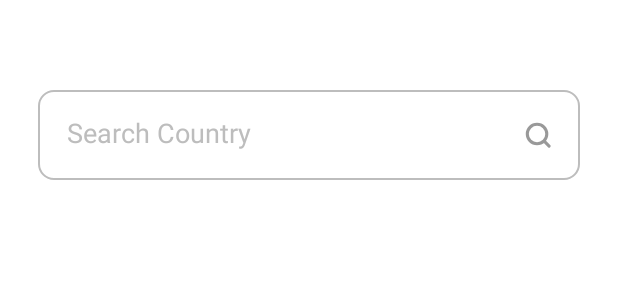
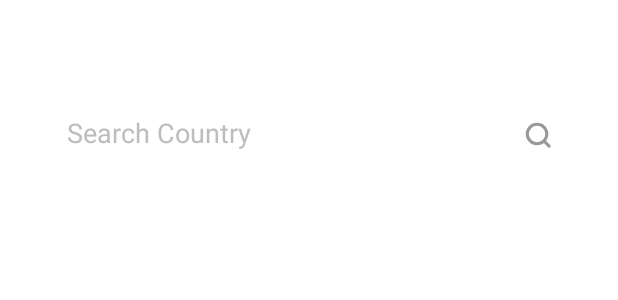
Before and after one commit to dev-iderize/countrycodepicker, an Android app: the layout dialog_countrypicker.xml on its own in the app's theme, with its tools: preview values and no code run, on a phone screen of 412 x 824 dp. Shown: the top 300 px of the screen. Run offline under Robolectric (Android 15) with nearby library versions, the phone set to English and light mode, and no system bars.

```diff
--- a/techjayscountrycodepicker/src/main/java/com/techjays/techjayscountrycodepicker/app/dialog/CountryPickerDialog.kt
+++ b/techjayscountrycodepicker/src/main/java/com/techjays/techjayscountrycodepicker/app/dialog/CountryPickerDialog.kt
@@ -57,7 +57,7 @@ class CountryPickerDialog : BottomSheetDialogFragment() {
     }
 
     override fun getTheme(): Int {
-        return R.style.BottomSheetDialog
+        return R.style.FullScreenDialog
     }
 
     @SuppressLint("MissingSuperCall")
--- a/techjayscountrycodepicker/src/main/res/drawable/bg_border_white.xml
+++ b/techjayscountrycodepicker/src/main/res/drawable/bg_border_white.xml
@@ -1,6 +1,8 @@
 <shape xmlns:android="http://schemas.android.com/apk/res/android"
     android:shape="rectangle">
-    <corners android:radius="10dp" />
+    <corners
+        android:topLeftRadius="30dp"
+        android:topRightRadius="30dp" />
     <stroke
         android:width="1dp"
         android:color="@color/app_white" />
--- a/techjayscountrycodepicker/src/main/res/layout/dialog_countrypicker.xml
+++ b/techjayscountrycodepicker/src/main/res/layout/dialog_countrypicker.xml
@@ -4,9 +4,11 @@
     xmlns:tools="http://schemas.android.com/tools">
 
     <data>
+
         <variable
             name="CountryData"
             type="com.techjays.techjayscountrycodepicker.app.models.CountryCode" />
+
         <variable
             name="handler"
             type="com.techjays.techjayscountrycodepicker.app.handler.CountryPickerDialogHandler" />
@@ -16,26 +18,27 @@
         android:id="@+id/main_layout"
         android:layout_width="match_parent"
         android:layout_height="match_parent"
+        android:layout_marginVertical="10dp"
         android:background="@drawable/bg_border_white"
-        android:layout_marginVertical="10dp"
         android:orientation="vertical">
-    <LinearLayout
+
+        <androidx.cardview.widget.CardView
             android:id="@+id/search"
             android:layout_width="match_parent"
             android:layout_height="60dp"
+            android:layout_marginHorizontal="25dp"
+            android:layout_marginTop="50dp"
             android:layout_marginBottom="30dp"
-        android:layout_marginHorizontal="25dp"
-        android:background="@drawable/bg_search"
-        android:layout_marginTop="50dp"
             android:focusableInTouchMode="true"
-        android:orientation="horizontal">
+            app:cardCornerRadius="10dp"
+            app:cardElevation="2dp">
+
             <LinearLayout
-            android:layout_width="0dp"
+                android:layout_width="match_parent"
                 android:layout_height="wrap_content"
                 android:layout_marginHorizontal="7.5dp"
                 android:layout_marginVertical="7.5dp"
                 android:layout_weight="1"
-            android:elevation="5dp"
                 android:orientation="horizontal">
 
                 <EditText
@@ -51,29 +54,16 @@
                     android:padding="12dp"
                     android:singleLine="true"
                     android:textColorHint="@color/app_gray"
-
                     tools:ignore="NestedWeights" />
 
-    <!--        <ImageView
-                android:id="@+id/layout_search_clear"
-                android:layout_width="20dp"
-                android:layout_height="20dp"
-                android:src="@drawable/ic_search"
-                android:layout_gravity="center"
-                android:layout_marginStart="5dp"
-                android:layout_marginEnd="12dp"
-                android:padding="5dp"
-                android:visibility="visible" />-->
+            </LinearLayout>
+        </androidx.cardview.widget.CardView>
 
-        </LinearLayout>
-
-
-    </LinearLayout>
         <androidx.recyclerview.widget.RecyclerView
             android:id="@+id/country_recyclerview"
-            android:layout_marginHorizontal="25dp"
             android:layout_width="match_parent"
             android:layout_height="wrap_content"
-            android:layout_marginBottom="40dp"/>
+            android:layout_marginHorizontal="25dp"
+            android:layout_marginBottom="40dp" />
     </LinearLayout>
 </layout>
--- a/techjayscountrycodepicker/src/main/res/layout/inflate_country_item.xml
+++ b/techjayscountrycodepicker/src/main/res/layout/inflate_country_item.xml
@@ -53,7 +53,8 @@
                 android:gravity="end|center"
                 android:layout_height="wrap_content"
                 android:text="@{`+`.concat(data.mCountryCode)}"
-                android:layout_weight="1" />
+                android:layout_weight="1"
+                android:layout_marginEnd="28dp"/>
         </LinearLayout>
         <View
             android:layout_width="match_parent"
```
Also changed, not shown: techjayscountrycodepicker/src/main/res/values/styles.xml (+9 -1 lines). Lines whose indentation alone changed are shown as unchanged.
